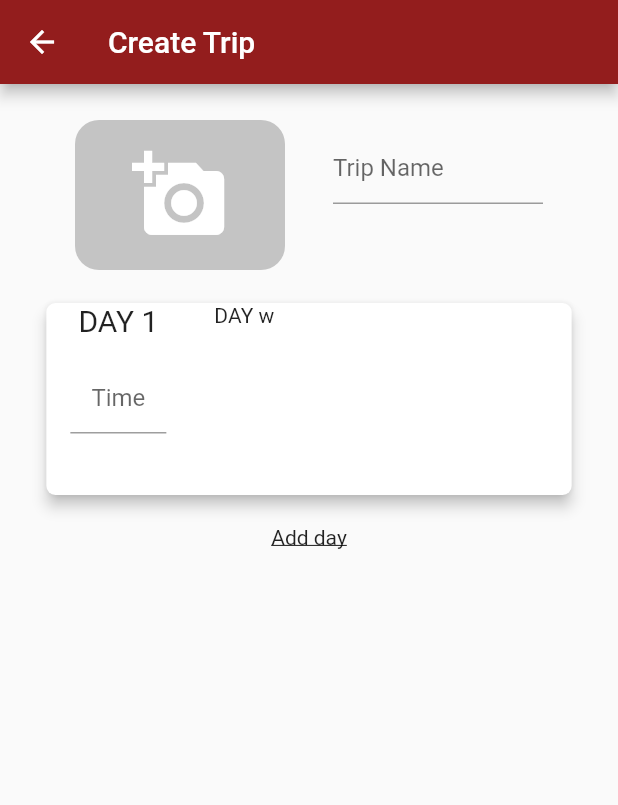
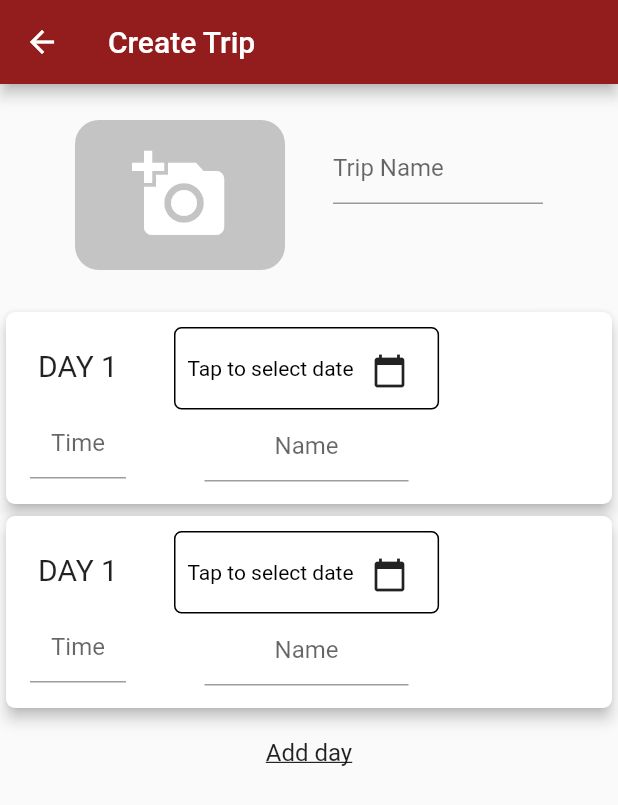
Before and after one commit to monchavin01/recommendation_travel, a Flutter app: the CreateTrip screen opened by its route, on a phone screen of 412 x 824 dp. Shown: the top 805 px of the screen. Run offline on Flutter 3.47's test engine with Material 2 defaults, Android fonts, the phone set to English and light mode, and no system bars; our stand-ins replace get.

Commit message:
add create trip

```diff
--- /dev/null
+++ b/lib/models/day_option.dart
@@ -0,0 +1,19 @@
+
+import 'plan_model.dart';
+
+class ListDay {
+  List<Day> dayOptions = [
+    Day(
+      name: "Kerry Express",
+      time: "12012",
+      date: "",
+      day: ""
+    ),
+     Day(
+      name: "Kerry Express",
+      time: "",
+      date: "",
+      day: ""
+    ),
+  ];
+}
--- /dev/null
+++ b/lib/models/plan_model.dart
@@ -0,0 +1,21 @@
+class Day {
+  String day;
+  String time;
+  String name;
+  String date;
+  Day({this.day, this.time, this.name, this.date});
+  Day.fromJson(Map<String, dynamic> json) {
+    day = json['day'];
+    time = json['time'];
+    name = json['name'];
+    date = json['date'];
+  }
+  Map<String, dynamic> toJson() {
+    final Map<String, dynamic> data = new Map<String, dynamic>();
+    data['day'] = this.day;
+    data['time'] = this.time;
+    data['name'] = this.name;
+    data['date'] = this.date;
+    return data;
+  }
+}
--- a/lib/screen/create_trip/create_trip.dart
+++ b/lib/screen/create_trip/create_trip.dart
@@ -1,7 +1,10 @@
 import 'package:flutter/cupertino.dart';
 import 'package:flutter/material.dart';
 import 'package:get/get.dart';
+import 'package:intl/intl.dart';
 import 'package:recomander_travel/constants/colors.dart';
+import 'package:recomander_travel/models/day_option.dart';
+import 'package:recomander_travel/models/plan_model.dart';
 
 class CreateTrip extends StatefulWidget {
   @override
@@ -19,9 +22,7 @@ class _CreateTripState extends State<CreateTrip> {
       body: Container(
           child: Column(
         children: [
-            Row(
-              mainAxisAlignment: MainAxisAlignment.center,
-              children: [
+          Row(mainAxisAlignment: MainAxisAlignment.center, children: [
             GestureDetector(
               onTap: () {
                 print("add image");
@@ -36,47 +37,150 @@ class _CreateTripState extends State<CreateTrip> {
                 margin: EdgeInsets.only(top: 16),
                 child: Container(
                     alignment: Alignment.center,
-                      child: Icon(Icons.add_a_photo, size: 64, color: Colors.white)),
+                    child:
+                        Icon(Icons.add_a_photo, size: 64, color: Colors.white)),
               ),
             ),
-                Padding(padding: EdgeInsets.only(left: 32),),
+            Padding(
+              padding: EdgeInsets.only(left: 32),
+            ),
             Container(
               margin: EdgeInsets.only(top: 32),
               width: 140,
               height: 100,
+              decoration:
+                  BoxDecoration(borderRadius: BorderRadius.circular(10)),
               child: TextFormField(
-                    decoration: const InputDecoration(
+                decoration: InputDecoration(
                   hintText: 'Trip Name',
                   // labelText: 'Name',
                 ),
               ),
             )
-              ]
+          ]),
+          SizedBox(height: 16),
+          addNewDayItem(context),
+          SizedBox(height: 16),
+          InkWell(
+              child: new Text(
+                'Add day',
+                style: TextStyle(
+                    decoration: TextDecoration.underline, fontSize: 16),
               ),
-            SizedBox(height: 10),
-            Card(
+              onTap: () {
+                Day newDay = Day(
+                name: _newNametController.text,
+                time: _newTimeController.text);
+                dayOptions.add(newDay);
+                _newNametController.text = "";
+                _newTimeController.text = "";
+                print(dayOptions.length);
+                }),
+        ],
+      )),
+    );
+  }
+
+  final _newNametController = TextEditingController();
+  final _newTimeController = TextEditingController();
+
+
+  String _selectedDate = 'Tap to select date';
+
+  Future _selectDate(BuildContext context) async {
+    final DateTime d = await showDatePicker(
+      context: context,
+      initialDate: DateTime.now(),
+      firstDate: DateTime(2020),
+      lastDate: DateTime(2040),
+    );
+    if (d != null)
+      setState(() {
+        _selectedDate = DateFormat.yMMMMd("en_US").format(d);
+      });
+  }
+
+  Widget datePicker() {
+    return Row(
+      mainAxisAlignment: MainAxisAlignment.spaceAround,
+      children: [
+        Container(
+          height: 55,
+          decoration: BoxDecoration(
+              border: Border(
+                top: BorderSide(width: 1.0, color: Colors.black),
+                left: BorderSide(width: 1.0, color: Colors.black),
+                right: BorderSide(width: 1.0, color: Colors.black),
+                bottom: BorderSide(width: 1.0, color: Colors.black),
+              ),
+              borderRadius: BorderRadius.all(Radius.circular(5))),
+          child: Padding(
+            padding: EdgeInsets.all(8.0),
+            child: Row(
+              mainAxisAlignment: MainAxisAlignment.spaceAround,
+              children: [
+                InkWell(
+                  child: Text(_selectedDate,
+                      textAlign: TextAlign.center,
+                      style: TextStyle(color: Color(0xFF000000))),
+                  onTap: () {
+                    _selectDate(context);
+                  },
+                ),
+                IconButton(
+                  icon: Icon(Icons.calendar_today),
+                  tooltip: 'Tap to open date picker',
+                  onPressed: () {
+                    _selectDate(context);
+                  },
+                ),
+              ],
+            ),
+          ),
+        ),
+      ],
+    );
+  }
+
+
+  // List<Widget> list = new List<Widget>();
+
+  List dayOptions = ListDay().dayOptions;
+
+  Widget addNewDayItem(BuildContext context) {
+    return Container(
+      child: ListView.builder(
+        shrinkWrap: true,
+        itemCount: dayOptions.length,
+        itemBuilder: (context, index) {
+          return Card(
           clipBehavior: Clip.antiAliasWithSaveLayer,
           shape: RoundedRectangleBorder(
             borderRadius: BorderRadius.circular(6),
           ),
           elevation: 4,
           child: Container(
-                width: Get.width *0.85,
+            width: Get.width * 0.85,
             height: 128,
             child: Row(
               children: [
-                    SizedBox(height: 16),
-                    Padding(padding: EdgeInsets.only(right: 16),),
+                Padding(
+                  padding: EdgeInsets.only(right: 16),
+                ),
                 Column(
                   children: [
-                        Text('DAY 1', style: TextStyle(fontSize: 20),),
+                    SizedBox(height: 24),
+                    Text(
+                      'DAY 1',
+                      style: TextStyle(fontSize: 20),
+                    ),
+                    SizedBox(height: 16),
                     Container(
-                          margin: EdgeInsets.only(top: 16),
-                          width: 64 ,
-                          // height: ,
+                      width: 64,
                       child: TextFormField(
+                        controller: _newTimeController,
                         textAlign: TextAlign.center,
-                            decoration: const InputDecoration(
+                        decoration: InputDecoration(
                           hintText: 'Time',
                           // labelText: 'Time',
                         ),
@@ -84,22 +188,33 @@ class _CreateTripState extends State<CreateTrip> {
                     )
                   ],
                 ),
-                    Padding(padding: EdgeInsets.only(right: 32),),
-                    Column(children: [
-                      Text('DAY w'),
-                    ],)
+                Padding(
+                  padding: EdgeInsets.only(right: 32),
+                ),
+                Column(
+                  children: [
+                    SizedBox(height: 10),
+                    datePicker(),
+                    Container(
+                      width: 136,
+                      // height: ,
+                      child: TextFormField(
+                        controller: _newNametController,
+                        textAlign: TextAlign.center,
+                        decoration: InputDecoration(
+                          hintText: 'Name',
+                          // labelText: 'Time',
+                        ),
+                      ),
+                    )
+                  ],
+                )
               ],
             ),
           ),
-            ),
-            SizedBox(height: 16),
-            InkWell(
-              child: new Text('Add day', style: TextStyle(decoration: TextDecoration.underline),),
-              onTap: () {
+        );
         }
-          ),
-          ],
-        )
+
       ),
     );
   }
```
Lines whose indentation alone changed are shown as unchanged.
